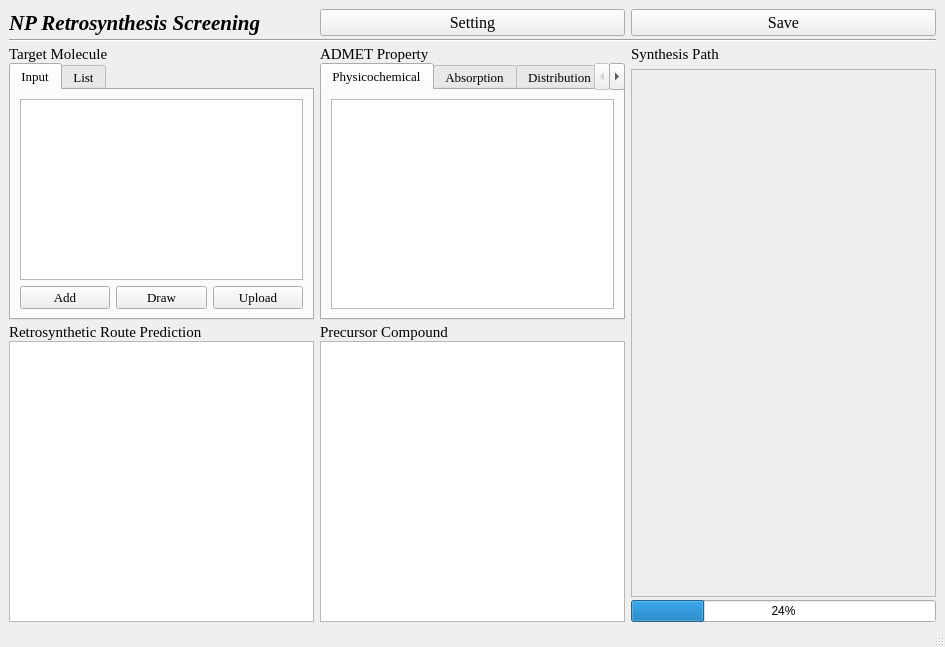
Above: GUI/ui/NPRetroMainWindow.ui from momozhangcn/GSETRetro before the change. Below: the same form after it.
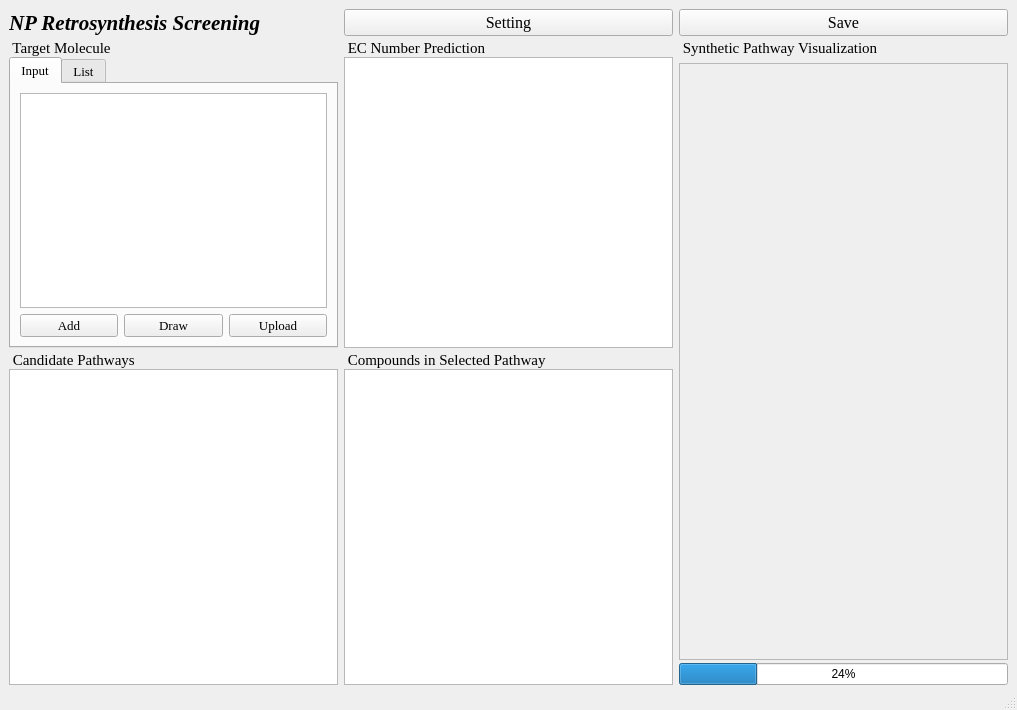
That is the form after the change. The open tabs and pages were chosen to show the change.

What changed in the file:
```diff
--- a/GUI/ui/NPRetroMainWindow.ui
+++ b/GUI/ui/NPRetroMainWindow.ui
@@ -6,15 +6,15 @@
    <rect>
     <x>0</x>
     <y>0</y>
-    <width>945</width>
-    <height>647</height>
+    <width>1017</width>
+    <height>710</height>
    </rect>
   </property>
   <property name="windowTitle">
    <string>MainWindow</string>
   </property>
   <widget class="QWidget" name="centralwidget">
-   <layout class="QGridLayout" name="gridLayout_8" rowstretch="1,1,1,1,1" columnstretch="1,1,1">
+   <layout class="QGridLayout" name="gridLayout_8" rowstretch="1,1,1,1" columnstretch="1,1,1" rowminimumheight="1,1,1,1" columnminimumwidth="1,1,1">
     <property name="leftMargin">
      <number>9</number>
     </property>
@@ -33,117 +33,6 @@
     <property name="verticalSpacing">
      <number>3</number>
     </property>
-    <item row="2" column="0">
-     <layout class="QVBoxLayout" name="verticalLayout_1_Input">
-      <item>
-       <widget class="QLabel" name="label">
-        <property name="font">
-         <font>
-          <family>Times New Roman</family>
-          <pointsize>11</pointsize>
-         </font>
-        </property>
-        <property name="text">
-         <string>Target Molecule</string>
-        </property>
-       </widget>
-      </item>
-      <item>
-       <widget class="QTabWidget" name="tabWidget">
-        <property name="font">
-         <font>
-          <family>Times New Roman</family>
-          <pointsize>10</pointsize>
-         </font>
-        </property>
-        <property name="currentIndex">
-         <number>1</number>
-        </property>
-        <widget class="QWidget" name="chem_tab_inp">
-         <property name="font">
-          <font>
-           <family>Times New Roman</family>
-           <pointsize>10</pointsize>
-          </font>
-         </property>
-         <attribute name="title">
-          <string>Input</string>
-         </attribute>
-         <layout class="QGridLayout" name="gridLayout_2">
-          <item row="0" column="0" colspan="3">
-           <widget class="QPlainTextEdit" name="plainTextEdit_chem_inp"/>
-          </item>
-          <item row="1" column="2">
-           <widget class="QPushButton" name="pushButton_chem_upload">
-            <property name="text">
-             <string>Upload</string>
-            </property>
-           </widget>
-          </item>
-          <item row="1" column="1">
-           <widget class="QPushButton" name="pushButton_chem_draw">
-            <property name="text">
-             <string>Draw</string>
-            </property>
-           </widget>
-          </item>
-          <item row="1" column="0">
-           <widget class="QPushButton" name="pushButton_chem_add">
-            <property name="text">
-             <string>Add</string>
-            </property>
-           </widget>
-          </item>
-         </layout>
-        </widget>
-        <widget class="QWidget" name="tab_2">
-         <attribute name="title">
-          <string>List</string>
-         </attribute>
-         <layout class="QGridLayout" name="gridLayout_9">
-          <item row="0" column="0" colspan="6">
-           <widget class="QListWidget" name="listWidget_chem_list"/>
-          </item>
-          <item row="1" column="2">
-           <widget class="QPushButton" name="pushButton_chem_show">
-            <property name="text">
-             <string>Show</string>
-            </property>
-           </widget>
-          </item>
-          <item row="1" column="0" colspan="2">
-           <widget class="QPushButton" name="pushButton_chem_predict">
-            <property name="text">
-             <string>Predict</string>
-            </property>
-           </widget>
-          </item>
-          <item row="1" column="3" colspan="3">
-           <widget class="QPushButton" name="pushButton_chem_clear">
-            <property name="text">
-             <string>Clear</string>
-            </property>
-           </widget>
-          </item>
-         </layout>
-        </widget>
-       </widget>
-      </item>
-     </layout>
-    </item>
-    <item row="0" column="2">
-     <widget class="QPushButton" name="pushButton_save">
-      <property name="font">
-       <font>
-        <family>Times New Roman</family>
-        <pointsize>12</pointsize>
-       </font>
-      </property>
-      <property name="text">
-       <string>Save</string>
-      </property>
-     </widget>
-    </item>
     <item row="0" column="0">
      <widget class="QLabel" name="label_6">
       <property name="font">
@@ -162,27 +51,7 @@
       </property>
      </widget>
     </item>
-    <item row="0" column="1">
-     <widget class="QPushButton" name="pushButton_setting">
-      <property name="font">
-       <font>
-        <family>Times New Roman</family>
-        <pointsize>12</pointsize>
-       </font>
-      </property>
-      <property name="text">
-       <string>Setting</string>
-      </property>
-     </widget>
-    </item>
-    <item row="4" column="2">
-     <widget class="QProgressBar" name="progressBar">
-      <property name="value">
-       <number>24</number>
-      </property>
-     </widget>
-    </item>
-    <item row="2" column="2" rowspan="2">
+    <item row="1" column="2" rowspan="2">
      <layout class="QVBoxLayout" name="verticalLayout_5_ShowRoute" stretch="0,0">
       <property name="spacing">
        <number>6</number>
@@ -199,7 +68,7 @@
          </font>
         </property>
         <property name="text">
-         <string>Synthesis Path</string>
+         <string> Synthetic Pathway Visualization</string>
         </property>
        </widget>
       </item>
@@ -231,8 +100,8 @@
           <rect>
            <x>0</x>
            <y>0</y>
-           <width>301</width>
-           <height>527</height>
+           <width>325</width>
+           <height>596</height>
           </rect>
          </property>
          <property name="sizePolicy">
@@ -279,10 +148,10 @@
       </item>
      </layout>
     </item>
-    <item row="2" column="1">
-     <layout class="QVBoxLayout" name="verticalLayout_4_ADMET">
+    <item row="1" column="0">
+     <layout class="QVBoxLayout" name="verticalLayout_1_Input">
       <item>
-       <widget class="QLabel" name="label_4">
+       <widget class="QLabel" name="label">
         <property name="font">
          <font>
           <family>Times New Roman</family>
@@ -290,12 +159,12 @@
          </font>
         </property>
         <property name="text">
-         <string>ADMET Property</string>
+         <string> Target Molecule</string>
         </property>
        </widget>
       </item>
       <item>
-       <widget class="QTabWidget" name="tabWidget_3">
+       <widget class="QTabWidget" name="tabWidget">
         <property name="font">
          <font>
           <family>Times New Roman</family>
@@ -305,7 +174,7 @@
         <property name="currentIndex">
          <number>0</number>
         </property>
-        <widget class="QWidget" name="widget">
+        <widget class="QWidget" name="chem_tab_inp">
          <property name="font">
           <font>
            <family>Times New Roman</family>
@@ -313,49 +182,38 @@
           </font>
          </property>
          <attribute name="title">
-          <string>Physicochemical</string>
+          <string>Input</string>
          </attribute>
-         <layout class="QGridLayout" name="gridLayout_4">
-          <item row="0" column="0">
-           <widget class="QTableView" name="tableView_prop_1">
-            <attribute name="horizontalHeaderDefaultSectionSize">
-             <number>250</number>
-            </attribute>
+         <layout class="QGridLayout" name="gridLayout_2">
+          <item row="0" column="0" colspan="3">
+           <widget class="QPlainTextEdit" name="plainTextEdit_chem_inp"/>
+          </item>
+          <item row="1" column="2">
+           <widget class="QPushButton" name="pushButton_chem_upload">
+            <property name="text">
+             <string>Upload</string>
+            </property>
            </widget>
           </item>
-         </layout>
-        </widget>
-        <widget class="QWidget" name="tab_4">
-         <attribute name="title">
-          <string>Absorption</string>
-         </attribute>
-         <layout class="QGridLayout" name="gridLayout_5">
-          <item row="0" column="0">
-           <widget class="QTableView" name="tableView_prop_2">
-            <attribute name="horizontalHeaderDefaultSectionSize">
-             <number>250</number>
-            </attribute>
+          <item row="1" column="1">
+           <widget class="QPushButton" name="pushButton_chem_draw">
+            <property name="text">
+             <string>Draw</string>
+            </property>
            </widget>
           </item>
-         </layout>
-        </widget>
-        <widget class="QWidget" name="tab">
-         <attribute name="title">
-          <string>Distribution</string>
-         </attribute>
-         <layout class="QGridLayout" name="gridLayout_6">
-          <item row="0" column="0">
-           <widget class="QTableView" name="tableView_prop_3">
-            <attribute name="horizontalHeaderDefaultSectionSize">
-             <number>250</number>
-            </attribute>
+          <item row="1" column="0">
+           <widget class="QPushButton" name="pushButton_chem_add">
+            <property name="text">
+             <string>Add</string>
+            </property>
            </widget>
           </item>
          </layout>
         </widget>
-        <widget class="QWidget" name="tab_5">
+        <widget class="QWidget" name="tab_2">
          <attribute name="title">
-          <string>Metabolism</string>
+          <string>List</string>
          </attribute>
          <layout class="QGridLayout" name="gridLayout_7">
           <item row="0" column="0">
@@ -365,32 +223,18 @@
             </attribute>
            </widget>
           </item>
-         </layout>
-        </widget>
-        <widget class="QWidget" name="tab_6">
-         <attribute name="title">
-          <string>Excretion</string>
-         </attribute>
-         <layout class="QGridLayout" name="gridLayout_10">
-          <item row="0" column="0">
-           <widget class="QTableView" name="tableView_prop_5">
-            <attribute name="horizontalHeaderDefaultSectionSize">
-             <number>250</number>
-            </attribute>
+          <item row="1" column="0" colspan="2">
+           <widget class="QPushButton" name="pushButton_chem_predict">
+            <property name="text">
+             <string>Predict</string>
+            </property>
            </widget>
           </item>
-         </layout>
-        </widget>
-        <widget class="QWidget" name="tab_7">
-         <attribute name="title">
-          <string>Toxicity</string>
-         </attribute>
-         <layout class="QGridLayout" name="gridLayout_11">
-          <item row="0" column="0">
-           <widget class="QTableView" name="tableView_prop_6">
-            <attribute name="horizontalHeaderDefaultSectionSize">
-             <number>250</number>
-            </attribute>
+          <item row="1" column="3" colspan="3">
+           <widget class="QPushButton" name="pushButton_chem_clear">
+            <property name="text">
+             <string>Clear</string>
+            </property>
            </widget>
           </item>
          </layout>
@@ -399,29 +243,61 @@
       </item>
      </layout>
     </item>
-    <item row="3" column="0" rowspan="2">
-     <layout class="QVBoxLayout" name="verticalLayout_2_RouteList">
+    <item row="0" column="2">
+     <widget class="QPushButton" name="pushButton_save">
+      <property name="font">
+       <font>
+        <family>Times New Roman</family>
+        <pointsize>12</pointsize>
+       </font>
+      </property>
+      <property name="text">
+       <string>Save</string>
+      </property>
+     </widget>
+    </item>
+    <item row="3" column="2">
+     <widget class="QProgressBar" name="progressBar">
+      <property name="value">
+       <number>24</number>
+      </property>
+     </widget>
+    </item>
+    <item row="0" column="1">
+     <widget class="QPushButton" name="pushButton_setting">
+      <property name="font">
+       <font>
+        <family>Times New Roman</family>
+        <pointsize>12</pointsize>
+       </font>
+      </property>
+      <property name="text">
+       <string>Setting</string>
+      </property>
+     </widget>
+    </item>
+    <item row="1" column="1">
+     <layout class="QVBoxLayout" name="verticalLayout_4_EC">
       <item>
-       <widget class="QLabel" name="label_2">
+       <widget class="QLabel" name="label_4">
         <property name="font">
          <font>
           <family>Times New Roman</family>
           <pointsize>11</pointsize>
-          <bold>false</bold>
          </font>
         </property>
         <property name="text">
-         <string>Retrosynthetic Route Prediction</string>
+         <string> EC Number Prediction</string>
         </property>
        </widget>
       </item>
       <item>
-       <widget class="QTableWidget" name="tableWidget_RouteList"/>
+       <widget class="QTableWidget" name="tableWidget_EC"/>
       </item>
      </layout>
     </item>
-    <item row="3" column="1" rowspan="2">
-     <layout class="QVBoxLayout" name="verticalLayout_3_PrecursorList">
+    <item row="2" column="1" rowspan="2">
+     <layout class="QVBoxLayout" name="verticalLayout_3_CompoundsList">
       <item>
        <widget class="QLabel" name="label_3">
         <property name="font">
@@ -431,7 +307,7 @@
          </font>
         </property>
         <property name="text">
-         <string>Precursor Compound</string>
+         <string> Compounds in Selected Pathway</string>
         </property>
        </widget>
       </item>
@@ -456,21 +332,26 @@
       </item>
      </layout>
     </item>
-    <item row="1" column="0" colspan="3">
-     <widget class="Line" name="line">
-      <property name="frameShadow">
-       <enum>QFrame::Sunken</enum>
-      </property>
-      <property name="lineWidth">
-       <number>1</number>
-      </property>
-      <property name="midLineWidth">
-       <number>0</number>
-      </property>
-      <property name="orientation">
-       <enum>Qt::Horizontal</enum>
-      </property>
-     </widget>
+    <item row="2" column="0" rowspan="2">
+     <layout class="QVBoxLayout" name="verticalLayout_2_RouteList">
+      <item>
+       <widget class="QLabel" name="label_2">
+        <property name="font">
+         <font>
+          <family>Times New Roman</family>
+          <pointsize>11</pointsize>
+          <bold>false</bold>
+         </font>
+        </property>
+        <property name="text">
+         <string> Candidate Pathways</string>
+        </property>
+       </widget>
+      </item>
+      <item>
+       <widget class="QTableWidget" name="tableWidget_RouteList"/>
+      </item>
+     </layout>
     </item>
    </layout>
   </widget>
```
Left out of the diff: 17 changed lines with no effect on the pictures.
